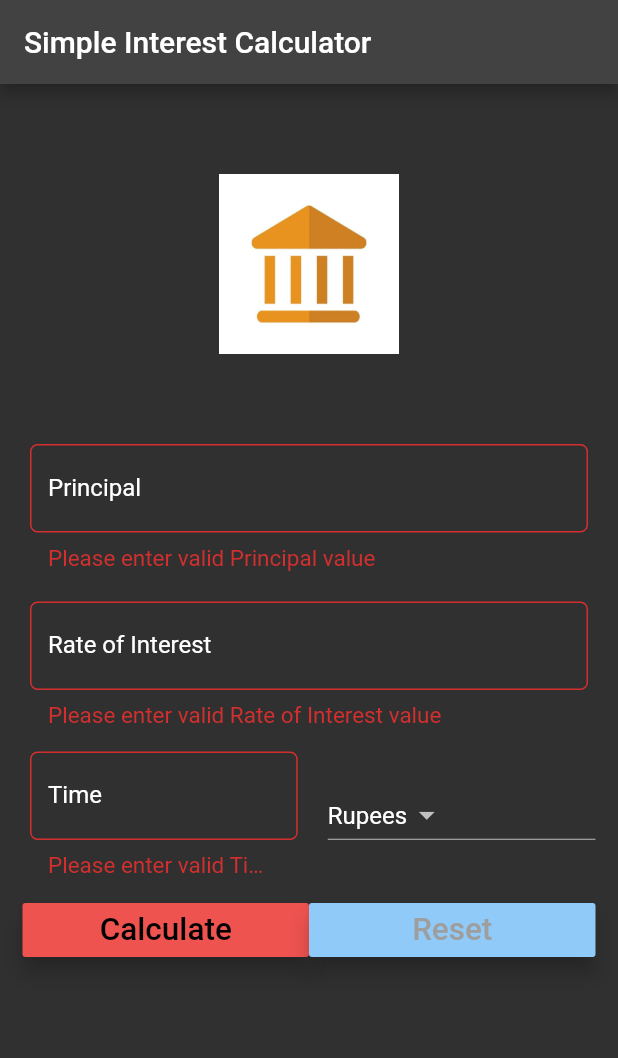
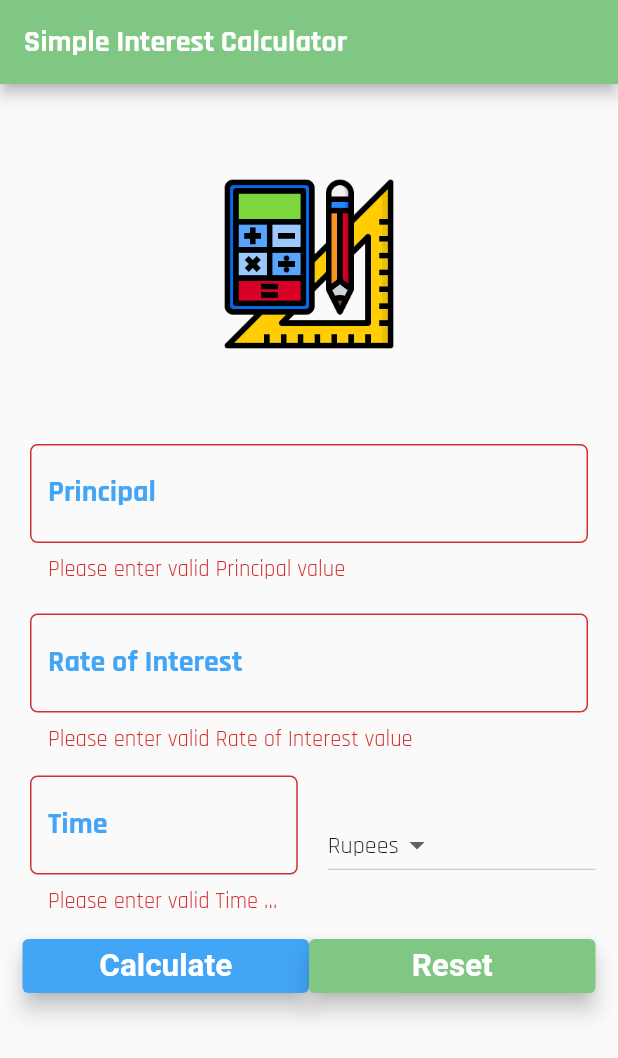
Before and after one commit to aryaman-47/simple_interest_app, a Flutter app: the screen it shows after launch, after a tap on "Calculate", on a phone screen of 412 x 824 dp. Shown: the top 1058 px of the screen. Run offline on Flutter 3.47's test engine with Material 2 defaults, Android fonts, the phone set to English and light mode, and no system bars.

Commit message:
theme changed

```diff
--- a/lib/main.dart
+++ b/lib/main.dart
@@ -1,18 +1,30 @@
+import 'dart:ui';
+
 import 'package:flutter/material.dart';
 
 void main() {
   runApp(
     MaterialApp(
+      debugShowCheckedModeBanner: false,
       title: 'Simple Interest Calculator',
       home: SIForm(),
       theme: ThemeData(
-          primaryColor: Colors.green.shade300,
+          primaryColor: Colors.blueAccent,
+          primaryColorLight: Colors.blue.shade400,
+          primaryColorDark: Colors.blue,
           accentColor: Colors.green.shade300,
-          brightness: Brightness.dark),
+          brightness: Brightness.light,
+          fontFamily: 'Rajdhani',
+          textTheme: TextTheme(
+            headline6: TextStyle(
+              fontWeight: FontWeight.bold,
+              color: Colors.blue.shade400,
+            ),
+            bodyText2: const TextStyle(fontWeight: FontWeight.normal),
+          )),
     ),
   );
 }
-
 
 class SIForm extends StatefulWidget {
   @override
@@ -40,10 +52,11 @@ class _SIForm_state extends State<SIForm> {
 
   @override
   Widget build(BuildContext context) {
-    TextStyle? textStyle = Theme.of(context).textTheme.titleMedium;
+    TextStyle? textStyle = Theme.of(context).textTheme.headline6;
     return Scaffold(
       appBar: AppBar(
         title: const Text('Simple Interest Calculator'),
+        backgroundColor: Theme.of(context).accentColor,
       ),
       body: Form(
           //margin: EdgeInsets.all(_minimumpadding * 2),
@@ -154,14 +167,21 @@ class _SIForm_state extends State<SIForm> {
                     child: Row(
                       children: [
                         Expanded(
-                          child: RaisedButton(
+                          child: ElevatedButton(
                               child: const Text(
                                 'Calculate',
                                 textScaleFactor: 1.5,
                               ),
-                              textColor: Theme.of(context).primaryColorDark,
-                              elevation: 6.0,
-                              color: Colors.red.shade400,
+                              style: ButtonStyle(
+                                elevation:
+                                    MaterialStateProperty.all<double>(6.0),
+                                    textStyle: MaterialStateProperty.all(const TextStyle(fontWeight: FontWeight.bold)),
+                                    // foregroundColor: MaterialStateProperty.all<Color>(Theme.of(context).accentColor),
+                                    backgroundColor: MaterialStateProperty.all<Color>(Theme.of(context).primaryColorLight),
+                              ),
+                              //  textColor: Theme.of(context).primaryColorDark,
+                              // elevation: 6.0,
+                              // color: Theme.of(context).primaryColorLight,
                               onPressed: () {
                                 setState(() {
                                   if (_formkey.currentState?.validate() ??
@@ -172,15 +192,23 @@ class _SIForm_state extends State<SIForm> {
                               }),
                         ),
                         Expanded(
-                          child: RaisedButton(
+                          child: ElevatedButton(
                               child: Text(
                                 'Reset',
                                 textScaleFactor: 1.5,
                               ),
-                              textColor: Theme.of(context).primaryColorLight,
-                              colorBrightness: Brightness.dark,
-                              elevation: 6.0,
-                              color: Colors.blue.shade200,
+                              style: ButtonStyle(
+                                backgroundColor: MaterialStateProperty.all( Theme.of(context).accentColor ),
+                                textStyle: MaterialStateProperty.all(const TextStyle(fontWeight: FontWeight.bold)),
+
+                                // foregroundColor: MaterialStateProperty.all( Theme.of(context).primaryColorDark),
+                                elevation: MaterialStateProperty.all<double>(6.0),
+
+                              ),
+                              // textColor: Theme.of(context).primaryColorDark,
+                              // colorBrightness: Brightness.dark,
+                              // elevation: 6.0,
+                              // color: Theme.of(context).colorScheme.secondary,
                               onPressed: () {
                                 setState(() {
                                   _reset();
@@ -203,7 +231,7 @@ class _SIForm_state extends State<SIForm> {
   }
 
   Widget getimageasset() {
-    AssetImage assetImage = const AssetImage('images/bank.png');
+    AssetImage assetImage = const AssetImage('images/simple_interest.png');
     Image image = Image(
       image: assetImage,
       width: 125.0,
```
Also changed, not shown: pubspec.yaml (+13 -11 lines), fonts/BebasNeue-Regular.ttf (added), fonts/Lobster-Regular.ttf (added), fonts/Monoton-Regular.ttf (added), fonts/Rajdhani-Bold.ttf (added), fonts/Rajdhani-Regular.ttf (added), images/simple_interest.png (added).
